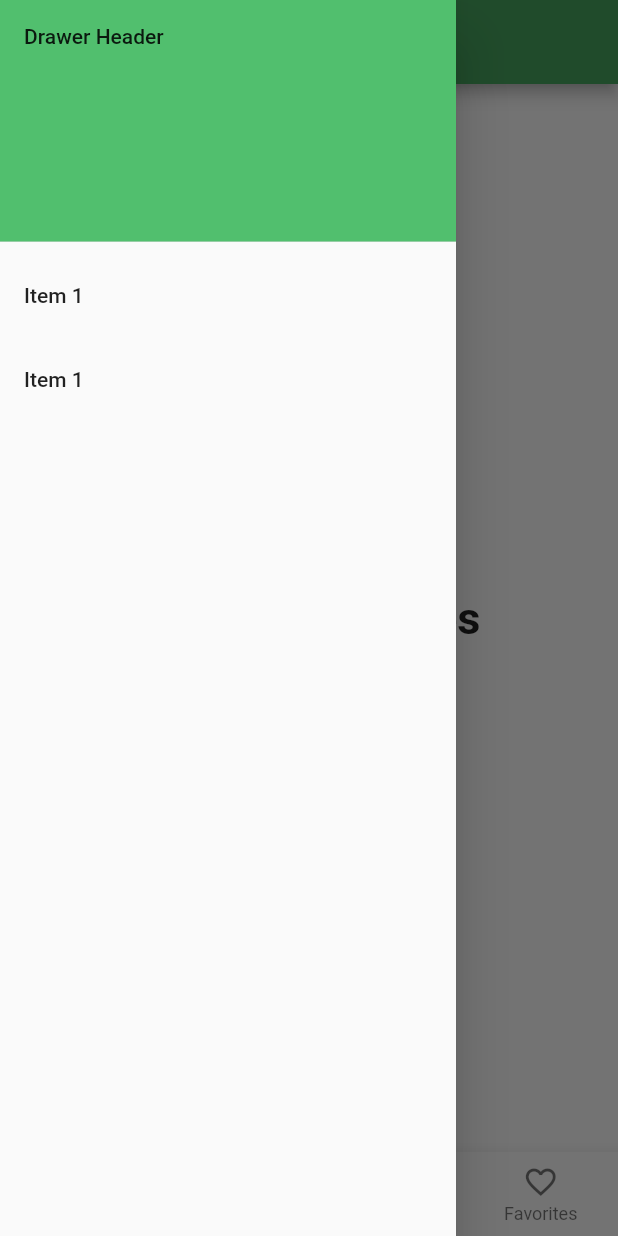
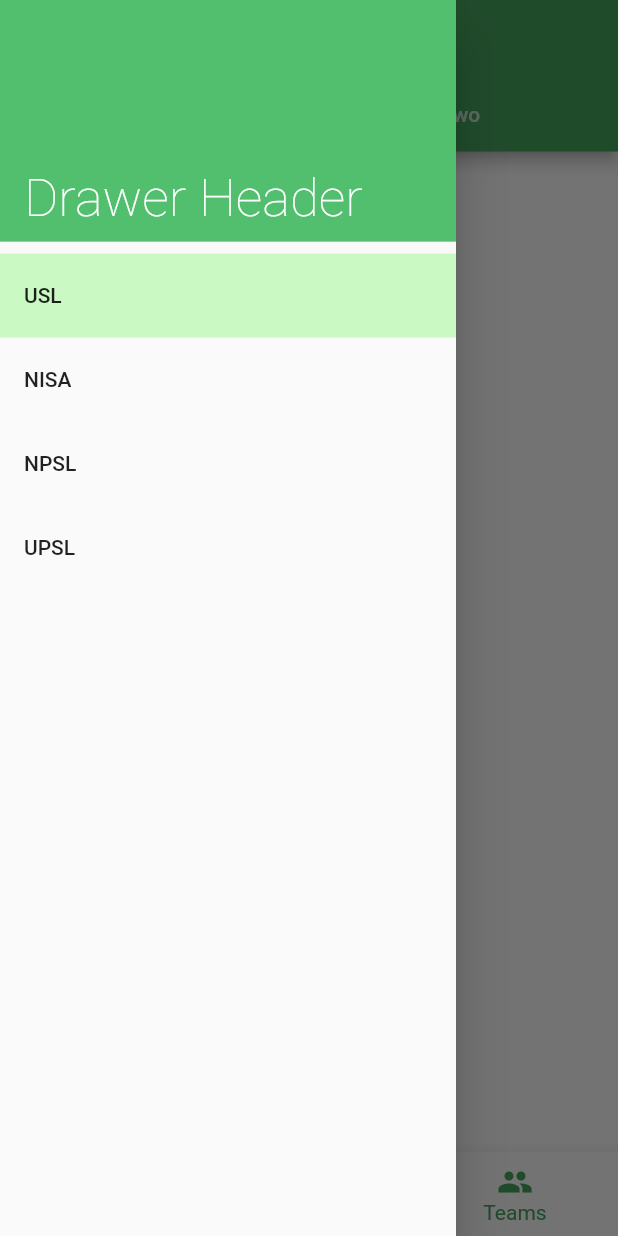
Before and after one commit to agustincards14/FotMob_clone, a Flutter app: the screen it shows after launch, item 3 of the bottom bar chosen, with the side drawer open, on a phone screen of 412 x 824 dp. Run offline on Flutter 3.47's test engine with Material 2 defaults, Android fonts, the phone set to English and light mode, and no system bars; our stand-ins replace webview_flutter; network calls fail.

Commit message:
Added Leagues, Tabs, and drawer selection

```diff
--- /dev/null
+++ b/lib/Teams/teams.dart
@@ -0,0 +1,13 @@
+import 'package:flutter/material.dart';
+import 'package:webview_flutter/webview_flutter.dart';
+
+class TeamsHomePage extends StatelessWidget {
+  const TeamsHomePage({Key key}) : super(key: key);
+
+  @override
+  Widget build(BuildContext context) {
+    return Center(
+      child: Text("Teams"),
+    );
+  }
+}
--- /dev/null
+++ b/lib/league.dart
@@ -0,0 +1,20 @@
+// Flutter code sample for SingleChildScrollView
+
+// In this example, the children are spaced out equally, unless there's no more
+// room, in which case they stack vertically and scroll.
+//
+// When using this technique, [Expanded] and [Flexible] are not useful, because
+// in both cases the "available space" is infinite (since this is in a viewport).
+// The next section describes a technique for providing a maximum height constraint.
+
+import 'package:flutter/widgets.dart';
+
+class League {
+  String name;
+  List<String> confs;
+  int tabs;
+  Icon icon;
+  int importance;
+
+  League(this.name, this.confs, this.tabs, {this.icon, this.importance});
+}
--- a/lib/main.dart
+++ b/lib/main.dart
@@ -1,6 +1,9 @@
 import 'package:flutter/material.dart';
 import 'package:flutter/rendering.dart';
+import 'package:fotmob_clone/Teams/teams.dart';
 import 'News/news.dart';
+import 'league.dart';
+import 'Teams/teams.dart';
 
 void main() => runApp(MyApp());
 
@@ -28,29 +31,67 @@
 }
 
 class _HomeScaffoldState extends State<HomeScaffold> {
+  Color _selectedColor = const Color(0xffcbf9c4);
+  League _currentLeague;
   int _selectedIndex = 0;
+  static League usl =
+      League("USL", ["Championship", "League One", "League Two"], 3);
+  static League nisa = League("NISA", ["NISA"], 1);
+  static League npsl = League("NPSL", ["West", "Midwest", "South", "East"], 4);
+  static League upsl = League(
+      "UPSL",
+      [
+        "Western",
+        "Northeast",
+        "Southeast",
+        "Central",
+        "Midwest",
+        "Southwest",
+        "Mountain"
+      ],
+      7);
+  List<League> _leagues = [usl, nisa, npsl, upsl];
+
+  // List<String> _leagueNames = ["USL", "NISA", "NPSL", "UPSL"];
+  // Map<String, int> _leagueTabs = {"USL": 3, "NISA": 1, "NPSL": 4, "UPSL": 7};
+  // Map<String, dynamic> _leagueConfs = {
+  //   "USL": ["Championship", "League One", "League Two"],
+  //   "NISA": ["NISA"],
+  //   "NPSL": ["West", "Midwest", "South", "East"],
+  //   "UPSL": [
+  //     "Western",
+  //     "Northeast",
+  //     "Southeast",
+  //     "Central",
+  //     "Midwest",
+  //     "Southwest",
+  //     "Mountain"
+  //   ]
+  // };
+
   static const TextStyle optionStyle =
       TextStyle(fontSize: 30, fontWeight: FontWeight.bold);
+  static const TextStyle drawerStyle =
+      TextStyle(color: Colors.white, fontSize: 35, fontWeight: FontWeight.w100);
   static List<Widget> _widgetOptions = <Widget>[
     Text(
       'Index 0: Matches',
       style: optionStyle,
     ),
     NewsHomePage(),
-    Text(
-      'Index 2: Leagues',
-      style: optionStyle,
-    ),
-    Text(
-      'Index 3: Faves',
-      style: optionStyle,
-    ),
+    TeamsHomePage(), //route not even used, return NewsHomePage based on index selected in BottomNavigation
   ];
 
-  void _onItemTapped(int index) {
+  void _navItemTapped(int index) {
     //TODO: Navigate to NEWS ROUTE
     setState(() {
       _selectedIndex = index;
+    });
+  }
+
+  void _newLeagueSelected(League league) {
+    setState(() {
+      _currentLeague = league;
     });
   }
 
@@ -61,10 +102,33 @@
   }
 
   @override
+  void initState() {
+    super.initState();
+    _currentLeague = _leagues[0];
+  }
+
+  @override
   Widget build(BuildContext context) {
-    return Scaffold(
+    return DefaultTabController(
+      initialIndex: 0,
+      length: _currentLeague.tabs,
+      child: Scaffold(
         appBar: AppBar(
           title: Text("FotMob"),
+          bottom: _selectedIndex != 1
+              ? PreferredSize(
+                  preferredSize: const Size.fromHeight(45.0),
+                  child: Align(
+                    alignment: Alignment.centerLeft,
+                    child: TabBar(isScrollable: true, tabs: [
+                      for (final conf in _currentLeague.confs)
+                        Tab(
+                          text: conf,
+                        )
+                    ]),
+                  ),
+                )
+              : null, //No TabBar on "NEWS" Page, too little news for each conference. Keep it broad
         ),
         drawer: Drawer(
           child: ListView(
@@ -72,28 +136,29 @@
             padding: EdgeInsets.zero,
             children: <Widget>[
               DrawerHeader(
-              child: Text('Drawer Header'),
+                child: Align(
+                  alignment: Alignment.bottomLeft,
+                  child: Text(
+                    'Drawer Header',
+                    style: drawerStyle,
+                  ),
+                ),
                 decoration: BoxDecoration(
                   color: Theme.of(context).primaryColorLight,
                 ),
               ),
-            ListTile(
-              title: Text('Item 1'),
+              for (final l in _leagues)
+                Container(
+                  color: l == _currentLeague ? _selectedColor : null,
+                  child: ListTile(
+                    title: Text(l.name),
                     onTap: () {
                       // Update the state of the app
-                // ...
+                      _newLeagueSelected(l);
                       // Then close the drawer
                       Navigator.pop(context);
                     },
                   ),
-            ListTile(
-              title: Text('Item 1'),
-              onTap: () {
-                // Update the state of the app
-                // ...
-                // Then close the drawer
-                Navigator.pop(context);
-              },
                 ),
             ],
           ),
@@ -112,17 +177,14 @@
               title: Text('News'),
             ),
             BottomNavigationBarItem(
-            icon: Icon(Icons.school),
-            title: Text('Leagues'),
-          ),
-          BottomNavigationBarItem(
-            icon: Icon(Icons.favorite_border),
-            title: Text('Favorites'),
+              icon: Icon(Icons.group),
+              title: Text('Teams'),
             ),
           ],
           currentIndex: _selectedIndex,
           selectedItemColor: Theme.of(context).primaryColor,
-        onTap: _onItemTapped,
+          onTap: _navItemTapped,
+        ),
       ),
     );
   }
--- a/pubspec.yaml
+++ b/pubspec.yaml
@@ -14,9 +14,10 @@
 version: 1.0.0+1
 
 environment:
-  sdk: ">=2.1.0 <3.0.0"
+  sdk: ">=2.5.0 <3.0.0"
 
 dependencies:
+  webview_flutter: ^0.3.19+9
   flutter:
     sdk: flutter
 
```
Also changed, not shown: lib/News/news.dart (+30 -12 lines), pubspec.lock, 3 other files. Lines whose indentation alone changed are shown as unchanged.
